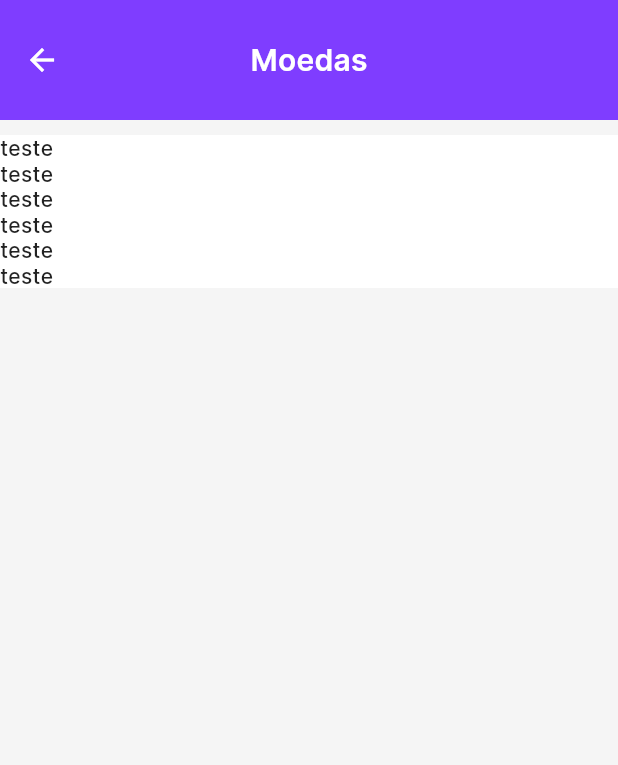
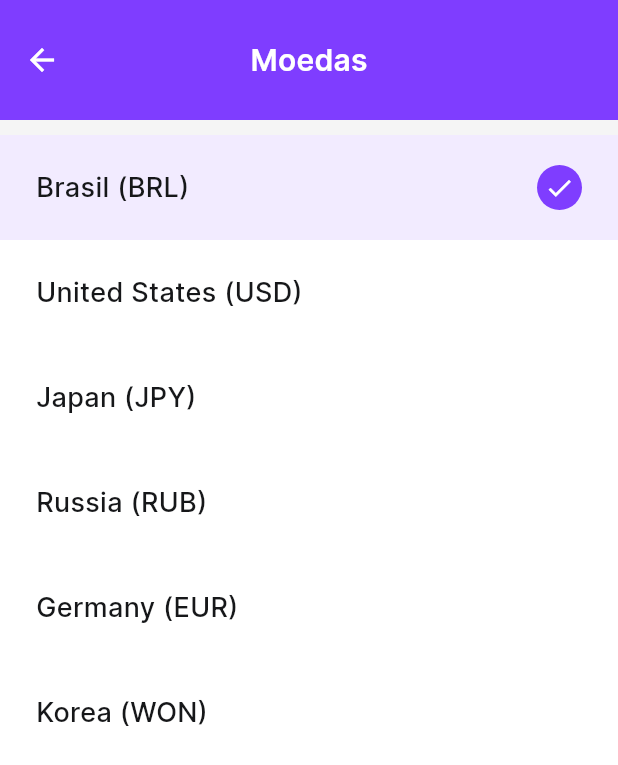
Before and after one commit to Ispx/interapay-mobile, a Flutter app: the screen it shows after launch, after a tap on "Moeda", on a phone screen of 412 x 824 dp. Shown: the top 765 px of the screen. Run offline on Flutter 3.47's test engine with Material 2 defaults, Android fonts, the light colour scheme and no system bars; our stand-ins replace brasil_fields, firebase_core, firebase_crashlytics, get, package_info_plus, responsive_framework; accounts and stored records are empty.

Commit message:
Criado a tela de moedas

```diff
--- /dev/null
+++ b/lib/Core/Componentes/CardItemWidget.dart
@@ -0,0 +1,34 @@
+import 'package:flutter/material.dart';
+
+class CardItemWidget extends StatelessWidget {
+  const CardItemWidget({
+    required this.child,
+    this.onTap,
+    this.height = 70,
+    this.backgroundColor,
+    this.padding = const EdgeInsets.symmetric(horizontal: 24),
+    Key? key,
+  }) : super(key: key);
+
+  final void Function()? onTap;
+  final double height;
+  final Widget child;
+  final EdgeInsetsGeometry padding;
+  final Color? backgroundColor;
+
+  @override
+  Widget build(BuildContext context) {
+    return GestureDetector(
+      onTap: onTap,
+      behavior: HitTestBehavior.opaque,
+      child: AnimatedContainer(
+        curve: Curves.linear,
+        duration: Duration(milliseconds: 200),
+        padding: padding,
+        height: height,
+        child: child,
+        color: backgroundColor,
+      ),
+    );
+  }
+}
--- /dev/null
+++ b/lib/Core/Componentes/CheckWidget.dart
@@ -0,0 +1,32 @@
+
+import 'package:flutter/material.dart';
+
+import '../Theme/JuntaPayColors.dart';
+
+class CheckWidget extends StatelessWidget {
+  const CheckWidget({required this.checked, Key? key}) : super(key: key);
+
+  final bool checked;
+
+  @override
+  Widget build(BuildContext context) {
+    return AnimatedContainer(
+      height: 30,
+      width: 30,
+      curve: Curves.linear,
+      duration: Duration(milliseconds: 200),
+      decoration: BoxDecoration(
+        color: checked == true ? Theme.of(context).primaryColor : Colors.transparent,
+        shape: BoxShape.circle,
+        border: checked == false ? Border.all(color: JuntaPayColors.baseDark10) : null,
+      ),
+      child: checked == true
+          ? Icon(
+              Icons.check,
+              color: Colors.white,
+              size: 20,
+            )
+          : SizedBox(),
+    );
+  }
+}
--- a/lib/Core/Configuracoes.dart
+++ b/lib/Core/Configuracoes.dart
@@ -13,7 +13,7 @@ class Configuracoes {
   static late Assinatura assinatura;
 
   static late Moeda moeda;
-  static String get moedaTexto => moeda.name;
+  static String get siglaMoedaTexto => moeda.sigla;
 
   static late Linguagem linguagem;
   static String get linguagemTexto => linguagem.name;
--- a/lib/Layers/Dominio/Enums/Comuns/Moeda.dart
+++ b/lib/Layers/Dominio/Enums/Comuns/Moeda.dart
@@ -2,6 +2,23 @@ enum Moeda { BRL, USD, JPY, RUB, EUR, WON }
 
 extension MoedaExtension on Moeda {
   String get name {
+    switch (this) {
+      case Moeda.BRL:
+        return 'Brasil (BRL)';
+      case Moeda.USD:
+        return 'United States (USD)';
+      case Moeda.JPY:
+        return 'Japan (JPY)';
+      case Moeda.RUB:
+        return 'Russia (RUB)';
+      case Moeda.EUR:
+        return 'Germany (EUR)';
+      case Moeda.WON:
+        return 'Korea (WON)';
+    }
+  }
+
+  String get sigla {
     switch (this) {
       case Moeda.BRL:
         return 'BRL';
--- a/lib/Layers/Presentation/Configuracoes/UI/ConfiguracoesPage.dart
+++ b/lib/Layers/Presentation/Configuracoes/UI/ConfiguracoesPage.dart
@@ -30,7 +30,7 @@ class ConfiguracoesPage extends StatelessWidget {
                   childrenDelegate: SliverChildListDelegate.fixed(
                     [
                       ItemDaConfiguracaoWidget(
-                        configuracao: ItemDaConfiguracao('Moeda', value: Configuracoes.moedaTexto),
+                        configuracao: ItemDaConfiguracao('Moeda', value: Configuracoes.siglaMoedaTexto),
                         onTap: () {
                           router.toMoedas();
                         },
--- a/lib/Layers/Presentation/Configuracoes/UI/Widgets/ItemDaConfiguracaoWidget.dart
+++ b/lib/Layers/Presentation/Configuracoes/UI/Widgets/ItemDaConfiguracaoWidget.dart
@@ -1,4 +1,5 @@
 import 'package:flutter/material.dart';
+import 'package:juntapay/Core/Componentes/CardItemWidget.dart';
 
 import '../../../../../Core/Theme/JuntaPayColors.dart';
 import '../../ItemDaConfiguracao.dart';
@@ -27,11 +28,8 @@ class ItemDaConfiguracaoWidget extends StatelessWidget {
 
   @override
   Widget build(BuildContext context) {
-    return GestureDetector(
+    return CardItemWidget(
       onTap: onTap,
-      child: Container(
-        padding: const EdgeInsets.symmetric(horizontal: 24),
-        height: 70,
       child: Row(
         mainAxisAlignment: MainAxisAlignment.spaceBetween,
         children: [
@@ -75,7 +73,6 @@ class ItemDaConfiguracaoWidget extends StatelessWidget {
           ),
         ],
       ),
-      ),
     );
   }
 }
--- a/lib/Layers/Presentation/Moedas/Controllers/MoedasController.dart
+++ b/lib/Layers/Presentation/Moedas/Controllers/MoedasController.dart
@@ -1,3 +1,12 @@
 import 'package:get/get.dart';
 
-class MoedasController extends GetxController {}
+import '../../../../Core/Configuracoes.dart';
+import '../../../Dominio/Enums/Comuns/Moeda.dart';
+
+class MoedasController extends GetxController {
+  final Rx<Moeda> _moedaSelecionada = Rx<Moeda>(Configuracoes.moeda);
+  Moeda get moedaSelecionada => _moedaSelecionada.value;
+  void selecionarMoeda(Moeda moeda) {
+    _moedaSelecionada.value = moeda;
+  }
+}
--- a/lib/Layers/Presentation/Moedas/UI/MoedasPage.dart
+++ b/lib/Layers/Presentation/Moedas/UI/MoedasPage.dart
@@ -3,6 +3,9 @@ import 'package:get/get.dart';
 
 import '../../../Dominio/Enums/Comuns/Moeda.dart';
 import '../Controllers/MoedasController.dart';
+import '../../../../Core/Componentes/CardItemWidget.dart';
+import '../../../../Core/Componentes/CheckWidget.dart';
+import '../../../../Core/Theme/JuntaPayColors.dart';
 import '../../../../Core/Componentes/AppBar.dart';
 
 class MoedasPage extends StatelessWidget {
@@ -18,13 +21,41 @@ class MoedasPage extends StatelessWidget {
           padding: EdgeInsets.only(top: 10, bottom: MediaQuery.of(context).padding.bottom),
           child: Column(
             children: [
-              Container(
-                color: Colors.white,
-                child: ListView.custom(
-                  shrinkWrap: true,
-                  physics: NeverScrollableScrollPhysics(),
-                  childrenDelegate: SliverChildListDelegate.fixed(
-                    Moeda.values.map((e) => Text('teste')).toList(),
+              Obx(
+                () => Container(
+                  color: Colors.white,
+                  child: ListView.custom(
+                    shrinkWrap: true,
+                    physics: NeverScrollableScrollPhysics(),
+                    childrenDelegate: SliverChildListDelegate.fixed(
+                      Moeda.values
+                          .map(
+                            (moeda) => CardItemWidget(
+                              backgroundColor: controller.moedaSelecionada == moeda ? Theme.of(context).primaryColor.withOpacity(0.1) : Colors.transparent,
+                              onTap: () => controller.selecionarMoeda(moeda),
+                              child: Row(
+                                mainAxisAlignment: MainAxisAlignment.spaceBetween,
+                                children: [
+                                  Expanded(
+                                    child: Text(
+                                      moeda.name,
+                                      maxLines: 2,
+                                      overflow: TextOverflow.ellipsis,
+                                      style: TextStyle(
+                                        fontSize: 18,
+                                        color: JuntaPayColors.baseDark75,
+                                      ),
+                                    ),
+                                  ),
+                                  if (controller.moedaSelecionada == moeda) ...{
+                                    CheckWidget(checked: true),
+                                  },
+                                ],
+                              ),
+                            ),
+                          )
+                          .toList(),
+                    ),
                   ),
                 ),
               ),
```
Lines whose indentation alone changed are shown as unchanged.
